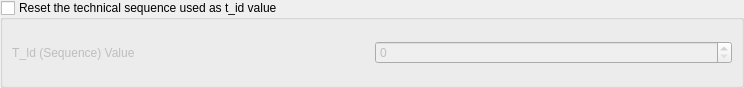
First picture: the form in QgisModelBaker/ui/set_sequence_panel.ui, repository opengisch/QgisModelBaker, before the edit.
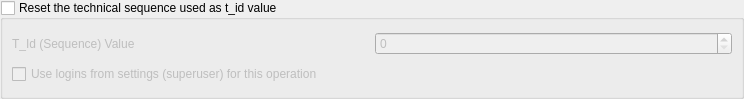
Second picture: the form after the edit.

Commit message: checkbox to use superuser in tid manager

```diff
--- a/QgisModelBaker/ui/set_sequence_panel.ui
+++ b/QgisModelBaker/ui/set_sequence_panel.ui
@@ -7,7 +7,7 @@
     <x>0</x>
     <y>0</y>
     <width>744</width>
-    <height>88</height>
+    <height>99</height>
    </rect>
   </property>
   <property name="windowTitle">
@@ -41,20 +41,27 @@
       <bool>false</bool>
      </property>
      <layout class="QGridLayout" name="gridLayout_2">
-      <item row="0" column="0">
+      <item row="1" column="0">
        <widget class="QLabel" name="sequence_label">
         <property name="text">
          <string>T_Id (Sequence) Value</string>
         </property>
        </widget>
       </item>
-      <item row="0" column="1">
+      <item row="1" column="1">
        <widget class="QSpinBox" name="sequence_value_edit">
         <property name="maximum">
          <number>2147483647</number>
         </property>
        </widget>
       </item>
+      <item row="2" column="0">
+       <widget class="QCheckBox" name="pg_use_super_login">
+        <property name="text">
+         <string>Use logins from settings (superuser) for this operation</string>
+        </property>
+       </widget>
+      </item>
      </layout>
     </widget>
    </item>
```
The commit also changes 6 other files.
